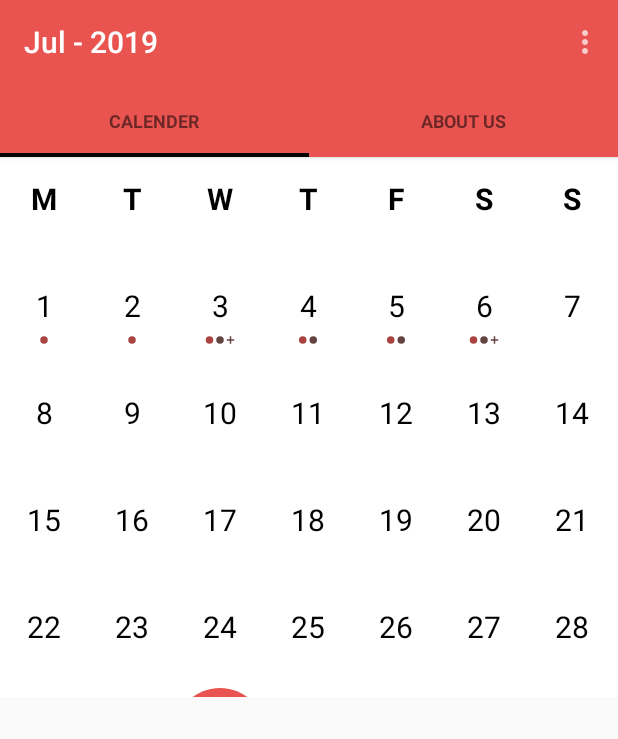
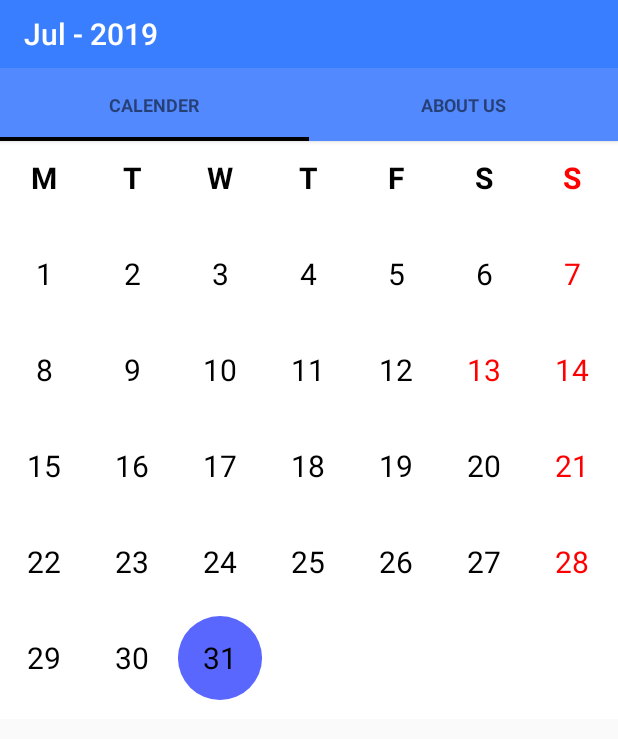
Before and after one commit to VidhwanJava/CCE_Calendar, an Android app: the screen it shows after launch (MainActivity), on a phone screen of 412 x 824 dp. Shown: the top 739 px of the screen. Run offline under Robolectric (Android 15) with nearby library versions, the phone set to English and light mode, and no system bars.

Commit message:
Color changed,new events added on month august.sunday is now red.

```diff
--- a/library/build.gradle
+++ b/library/build.gradle
@@ -18,7 +18,7 @@ repositories {
 
 android {
     compileSdkVersion 27
-    buildToolsVersion '27.0.3'
+    buildToolsVersion '28.0.3'
 
     defaultConfig {
         minSdkVersion 11
--- a/library/src/main/java/com/github/sundeepk/compactcalendarview/CompactCalendarController.java
+++ b/library/src/main/java/com/github/sundeepk/compactcalendarview/CompactCalendarController.java
@@ -658,6 +658,7 @@ class CompactCalendarController {
         calendar.set(Calendar.MINUTE, 0);
         calendar.set(Calendar.SECOND, 0);
         calendar.set(Calendar.MILLISECOND, 0);
+
     }
 
     void addEvent(Event event) {
@@ -915,7 +916,12 @@ class CompactCalendarController {
                     dayPaint.setColor(calenderTextColor);
                     dayPaint.setTypeface(Typeface.DEFAULT_BOLD);
                     dayPaint.setStyle(Paint.Style.FILL);
-                    dayPaint.setColor(calenderTextColor);
+                    if(dayColumn==6) {
+                        dayPaint.setColor(Color.rgb(255,0,0));
+                    }
+                    else {
+                        dayPaint.setColor(calenderTextColor);
+                    }
                     canvas.drawText(dayColumnNames[colDirection], xPosition, paddingHeight, dayPaint);
                     dayPaint.setTypeface(Typeface.DEFAULT);
                 }
@@ -929,6 +935,12 @@ class CompactCalendarController {
                     // TODO calculate position of circle in a more reliable way
                     drawDayCircleIndicator(currentDayIndicatorStyle, canvas, xPosition, yPosition, currentDayBackgroundColor);
                     defaultCalenderTextColorToUse = currentDayTextColor;
+                }
+                if(dayColumn==6 || (dayRow==2 && dayColumn==5 && day >7)) {
+                    defaultCalenderTextColorToUse=(Color.rgb(255,0,0));
+                }
+                else {
+                    defaultCalenderTextColorToUse=(calenderTextColor);
                 }
                 if (day <= 0) {
                     if (displayOtherMonthDays) {
--- a/library/src/main/java/com/github/sundeepk/compactcalendarview/CompactCalendarView.java
+++ b/library/src/main/java/com/github/sundeepk/compactcalendarview/CompactCalendarView.java
@@ -92,7 +92,7 @@ public class CompactCalendarView extends View {
         super(context, attrs, defStyleAttr);
         compactCalendarController = new CompactCalendarController(new Paint(), new OverScroller(getContext()),
                 new Rect(), attrs, getContext(),  Color.argb(255, 233, 84, 81),
-                Color.argb(255, 64, 64, 64), Color.argb(255, 219, 219, 219), VelocityTracker.obtain(),
+                Color.argb(255, 255, 64, 64), Color.argb(255, 219, 219, 219), VelocityTracker.obtain(),
                 Color.argb(255, 100, 68, 65), new EventsContainer(Calendar.getInstance()),
                 Locale.getDefault(), TimeZone.getDefault());
         gestureDetector = new GestureDetectorCompat(getContext(), gestureListener);
--- a/sample/build.gradle
+++ b/sample/build.gradle
@@ -7,7 +7,7 @@ buildscript {
     }
 
     dependencies {
-        classpath 'com.android.tools.build:gradle:3.1.2'
+        classpath 'com.android.tools.build:gradle:3.2.1'
         classpath 'com.facebook.testing.screenshot:plugin:0.6.0'
     }
 }
@@ -17,7 +17,7 @@ apply plugin: 'com.facebook.testing.screenshot'
 
 android {
     compileSdkVersion 27
-    buildToolsVersion '27.0.3'
+    buildToolsVersion '28.0.3'
 
     defaultConfig {
         applicationId "sundeepk.github.com.sample"
@@ -52,5 +52,6 @@ dependencies {
     androidTestImplementation 'com.google.dexmaker:dexmaker:1.0'
     androidTestImplementation 'org.mockito:mockito-core:1.10.17'
     androidTestImplementation 'com.android.support:support-annotations:27.1.1'
+    implementation 'com.android.support.constraint:constraint-layout:1.1.3'
 
 }
--- a/sample/src/main/java/sundeepk/github/com/sample/CompactCalendarTab.java
+++ b/sample/src/main/java/sundeepk/github/com/sample/CompactCalendarTab.java
@@ -46,7 +46,7 @@ public class CompactCalendarTab extends Fragment {
         View mainTabView = inflater.inflate(R.layout.main_tab,container,false);
 
         final List<String> mutableBookings = new ArrayList<>();
-
+//        currentCalender.set(2019,Calendar.JULY,1);
         final ListView bookingsListView = mainTabView.findViewById(R.id.bookings_listview);
         final Button showPreviousMonthBut = mainTabView.findViewById(R.id.prev_button);
         final Button showNextMonthBut = mainTabView.findViewById(R.id.next_button);
@@ -59,23 +59,25 @@ public class CompactCalendarTab extends Fragment {
         bookingsListView.setAdapter(adapter);
         compactCalendarView = mainTabView.findViewById(R.id.compactcalendar_view);
 
+//        compactCalendarView.set;
+
         // below allows you to configure color for the current day in the month
         // compactCalendarView.setCurrentDayBackgroundColor(getResources().getColor(R.color.black));
         // below allows you to configure colors for the current day the user has selected
-        // compactCalendarView.setCurrentSelectedDayBackgroundColor(getResources().getColor(R.color.dark_red));
+         compactCalendarView.setCurrentSelectedDayBackgroundColor(getResources().getColor(R.color.dark_red));
         compactCalendarView.setUseThreeLetterAbbreviation(false);
         compactCalendarView.setFirstDayOfWeek(Calendar.MONDAY);
         compactCalendarView.setIsRtl(false);
         compactCalendarView.displayOtherMonthDays(false);
         //compactCalendarView.setIsRtl(true);
-        loadEvents();
-        loadEventsForYear(2017);
+//        loadEvents();
+        loadEventsForYear(2019);
         compactCalendarView.invalidate();
 
         logEventsByMonth(compactCalendarView);
 
         // below line will display Sunday as the first day of the week
-        // compactCalendarView.setShouldShowMondayAsFirstDay(false);
+//         compactCalendarView.setShouldShowMondayAsFirstDay(false);
 
         // disable scrolling calendar
         // compactCalendarView.shouldScrollMonth(false);
@@ -84,9 +86,8 @@ public class CompactCalendarTab extends Fragment {
         // compactCalendarView.displayOtherMonthDays(true);
 
         // show Sunday as first day of month
-        // compactCalendarView.setShouldShowMondayAsFirstDay(false);
-
-        //set initial title
+//         compactCalendarView.setShouldShowMondayAsFirstDay(false);
+//set initial title
         toolbar = ((AppCompatActivity) getActivity()).getSupportActionBar();
         toolbar.setTitle(dateFormatForMonth.format(compactCalendarView.getFirstDayOfCurrentMonth()));
 
@@ -154,8 +155,8 @@ public class CompactCalendarTab extends Fragment {
                 dateFormatForMonth.setTimeZone(timeZone);
                 compactCalendarView.setLocale(timeZone, locale);
                 compactCalendarView.setUseThreeLetterAbbreviation(false);
-                loadEvents();
-                loadEventsForYear(2017);
+//                loadEvents();
+                loadEventsForYear(2019);
                 logEventsByMonth(compactCalendarView);
 
             }
@@ -173,7 +174,7 @@ public class CompactCalendarTab extends Fragment {
         // compactCalendarView.shouldDrawIndicatorsBelowSelectedDays(true);
 
         // uncomment below to open onCreate
-        //openCalendarOnCreate(v);
+//        openCalendarOnCreate(v);
 
         return mainTabView;
     }
@@ -243,8 +244,8 @@ public class CompactCalendarTab extends Fragment {
     }
 
     private void loadEventsForYear(int year) {
-        addEvents(Calendar.DECEMBER, year);
-        addEvents(Calendar.AUGUST, year);
+//        addEvents(Calendar.DECEMBER, year);
+        addEvents(Calendar.AUGUST, 2019);
     }
 
     private void logEventsByMonth(CompactCalendarView compactCalendarView) {
@@ -263,7 +264,7 @@ public class CompactCalendarTab extends Fragment {
         currentCalender.setTime(new Date());
         currentCalender.set(Calendar.DAY_OF_MONTH, 1);
         Date firstDayOfMonth = currentCalender.getTime();
-        for (int i = 0; i < 6; i++) {
+        for (int i = 0; i < 3; i++) {
             currentCalender.setTime(firstDayOfMonth);
             if (month > -1) {
                 currentCalender.set(Calendar.MONTH, month);
@@ -276,7 +277,9 @@ public class CompactCalendarTab extends Fragment {
             setToMidnight(currentCalender);
             long timeInMillis = currentCalender.getTimeInMillis();
 
-            List<Event> events = getEvents(timeInMillis, i);
+//            List<Event> events = getEvents(timeInMillis, i);
+            String[] data = new String[] {"Sports at 2:30 PM","Arts at 2:30 PM","Holiday!!!!"};
+            List<Event> events =Arrays.asList(new Event(Color.argb(255, 169, 68, 65), timeInMillis, data[i]));
 
             compactCalendarView.addEvents(events);
         }
@@ -284,7 +287,7 @@ public class CompactCalendarTab extends Fragment {
 
     private List<Event> getEvents(long timeInMillis, int day) {
         if (day < 2) {
-            return Arrays.asList(new Event(Color.argb(255, 169, 68, 65), timeInMillis, "Event at " + new Date(timeInMillis)));
+            return Arrays.asList(new Event(Color.argb(255, 169, 68, 65), timeInMillis, "Sports at 2:30 PM"));
         } else if ( day > 2 && day <= 4) {
             return Arrays.asList(
                     new Event(Color.argb(255, 169, 68, 65), timeInMillis, "Event at " + new Date(timeInMillis)),
@@ -293,7 +296,9 @@ public class CompactCalendarTab extends Fragment {
             return Arrays.asList(
                     new Event(Color.argb(255, 169, 68, 65), timeInMillis, "Event at " + new Date(timeInMillis) ),
                     new Event(Color.argb(255, 100, 68, 65), timeInMillis, "Event 2 at " + new Date(timeInMillis)),
-                    new Event(Color.argb(255, 70, 68, 65), timeInMillis, "Event 3 at " + new Date(timeInMillis)));
+                    new Event(Color.argb(255, 70, 68, 65), timeInMillis, "Event 3 at " + new Date(timeInMillis)),
+                    new Event(Color.argb(255, 90, 68, 65), timeInMillis, "Event 4 at " + new Date(timeInMillis)),
+                    new Event(Color.argb(255, 80, 68, 65), timeInMillis, "Event 5 at " + new Date(timeInMillis)));
         }
     }
 
--- a/sample/src/main/res/layout/activity_main.xml
+++ b/sample/src/main/res/layout/activity_main.xml
@@ -10,16 +10,15 @@
     <include
         android:id="@+id/tool_bar"
         layout="@layout/tool_bar"
-        android:layout_height="wrap_content"
         android:layout_width="match_parent"
-        />
+        android:layout_height="45dp" />
 
     <sundeepk.github.com.sample.SlidingTabLayout
         android:id="@+id/tabs"
         android:layout_width="match_parent"
         android:layout_height="wrap_content"
         android:elevation="2dp"
-        android:background="#ffe95451"/>
+        android:background="#5389ff"/>
 
     <android.support.v4.view.ViewPager
         android:id="@+id/pager"
--- a/sample/src/main/res/layout/main_tab.xml
+++ b/sample/src/main/res/layout/main_tab.xml
@@ -1,25 +1,29 @@
-<RelativeLayout xmlns:android="http://schemas.android.com/apk/res/android"
+<android.support.constraint.ConstraintLayout xmlns:android="http://schemas.android.com/apk/res/android"
     xmlns:app="http://schemas.android.com/apk/res-auto"
     xmlns:tools="http://schemas.android.com/tools"
+    android:id="@+id/main_content"
     android:layout_width="match_parent"
     android:layout_height="match_parent"
-    android:animateLayoutChanges="true"
-    android:id="@+id/main_content"
-    >
+    android:animateLayoutChanges="true">
 
 
-    <com.github.sundeepk.compactcalendarview.CompactCalendarView xmlns:app="http://schemas.android.com/apk/res-auto"
+    <LinearLayout
+        android:layout_width="match_parent"
+        android:layout_height="match_parent"
+        android:orientation="vertical">
+
+        <com.github.sundeepk.compactcalendarview.CompactCalendarView
             android:id="@+id/compactcalendar_view"
-        android:layout_width="match_parent"
-        android:layout_height="360dp"
+            android:layout_width="wrap_content"
+            android:layout_height="385dp"
             app:compactCalendarBackgroundColor="@android:color/background_light"
             app:compactCalendarCurrentDayBackgroundColor="?attr/colorButtonNormal"
             app:compactCalendarCurrentDayIndicatorStyle="fill_large_indicator"
-        app:compactCalendarCurrentSelectedDayBackgroundColor="#ffe95451"
+            app:compactCalendarCurrentSelectedDayBackgroundColor="#5381ff"
             app:compactCalendarEventIndicatorStyle="small_indicator"
             app:compactCalendarOtherMonthDaysTextColor="#534c4c"
             app:compactCalendarShouldSelectFirstDayOfMonthOnScroll="true"
-        app:compactCalendarTargetHeight="500dp"
+            app:compactCalendarTargetHeight="450dp"
             app:compactCalendarTextColor="@android:color/background_dark"
             app:compactCalendarTextSize="20dp" />
 
@@ -27,27 +31,15 @@
             android:id="@+id/prev_button"
             android:layout_width="wrap_content"
             android:layout_height="wrap_content"
-        android:layout_alignParentLeft="true"
-        android:layout_below="@+id/compactcalendar_view"
             android:text="Scroll Left"
             android:visibility="gone" />
-
 
         <Button
             android:id="@+id/next_button"
             android:layout_width="wrap_content"
             android:layout_height="wrap_content"
-        android:layout_alignParentRight="true"
-        android:layout_below="@+id/compactcalendar_view"
             android:text="Scroll Right"
             android:visibility="gone" />
-
-    <LinearLayout
-        android:orientation="horizontal"
-        android:layout_width="fill_parent"
-        android:id="@+id/calendar_control_buttons"
-        android:layout_below="@+id/prev_button"
-        android:layout_height="wrap_content">
 
         <Button
             android:id="@+id/set_locale"
@@ -60,17 +52,8 @@
             android:id="@+id/remove_all_events"
             android:layout_width="wrap_content"
             android:layout_height="wrap_content"
-            android:layout_below="@+id/compactcalendar_view"
             android:text="Remove all events"
             android:visibility="gone" />
-    </LinearLayout>
-
-    <LinearLayout
-        android:orientation="horizontal"
-        android:layout_width="fill_parent"
-        android:id="@+id/calendar_control_buttons_2"
-        android:layout_below="@+id/calendar_control_buttons"
-        android:layout_height="wrap_content">
 
         <Button
             android:id="@+id/slide_calendar"
@@ -85,12 +68,15 @@
             android:layout_height="wrap_content"
             android:text="Expose animation"
             android:visibility="gone" />
-    </LinearLayout>
 
         <ListView
             android:id="@+id/bookings_listview"
-        android:layout_width="wrap_content"
-        android:layout_height="wrap_content"
-        android:layout_below="@+id/calendar_control_buttons_2"></ListView>
+            android:layout_width="match_parent"
+            android:layout_height="match_parent"
+            android:clickable="false"
+            android:visibility="visible"
+            tools:layout_editor_absoluteY="451dp"></ListView>
+    </LinearLayout>
 
-</RelativeLayout>
+
+</android.support.constraint.ConstraintLayout>
--- a/sample/src/main/res/layout/tool_bar.xml
+++ b/sample/src/main/res/layout/tool_bar.xml
@@ -3,6 +3,6 @@
     android:layout_height="wrap_content"
     android:layout_width="match_parent"
     android:elevation="2dp"
-    android:background="#ffe95451"
+    android:background="#397eff"
     android:theme="@style/Base.ThemeOverlay.AppCompat.Dark"
     xmlns:android="http://schemas.android.com/apk/res/android" />
--- a/sample/src/main/res/menu/menu_main.xml
+++ b/sample/src/main/res/menu/menu_main.xml
@@ -2,8 +2,10 @@
       xmlns:app="http://schemas.android.com/apk/res-auto"
       xmlns:tools="http://schemas.android.com/tools"
       tools:context=".MainActivity">
-    <item android:id="@+id/action_settings"
-          android:title="@string/action_settings"
-          android:orderInCategory="100"
-          app:showAsAction="never"/>
+    <item
+        android:id="@+id/action_settings"
+        android:orderInCategory="100"
+        android:title="@string/action_settings"
+        android:visible="false"
+        app:showAsAction="never" />
 </menu>
--- a/sample/src/main/res/values/colors.xml
+++ b/sample/src/main/res/values/colors.xml
@@ -1,5 +1,5 @@
 <?xml version="1.0" encoding="utf-8"?>
     <resources>
         <color name="black">#000</color>
-        <color name="dark_red">#B71C1C</color>
+        <color name="dark_red">#5967ff</color>
     </resources>
```
Also changed, not shown: 1 other file. Lines whose indentation alone changed are shown as unchanged.
